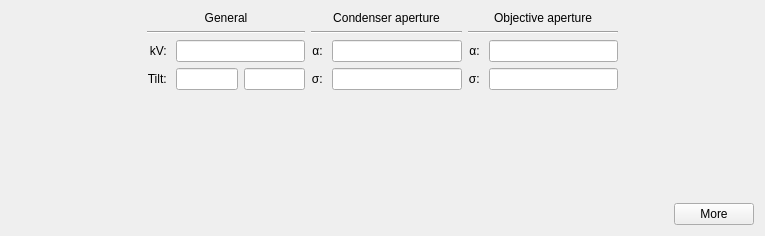
Before: the Qt Designer form src/gui/frames/sourceframe.ui in JJPPeters/clTEM, drawn with Qt 5.
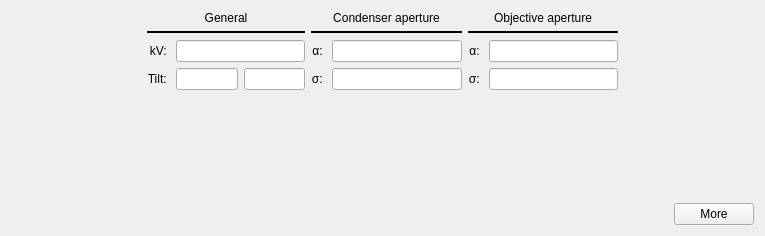
After: the same form once the commit is applied. Custom widgets are drawn as their Qt base class.

The edit to the form file:
```diff
--- a/src/gui/frames/sourceframe.ui
+++ b/src/gui/frames/sourceframe.ui
@@ -28,6 +28,12 @@
   <layout class="QGridLayout" name="gridLayout" columnstretch="0,0,0,0,0,0,0,0">
    <item row="1" column="1" colspan="2">
     <widget class="Line" name="line_2">
+     <property name="frameShadow">
+      <enum>QFrame::Plain</enum>
+     </property>
+     <property name="lineWidth">
+      <number>2</number>
+     </property>
      <property name="orientation">
       <enum>Qt::Horizontal</enum>
      </property>
@@ -35,6 +41,12 @@
    </item>
    <item row="1" column="5" colspan="2">
     <widget class="Line" name="line_3">
+     <property name="frameShadow">
+      <enum>QFrame::Plain</enum>
+     </property>
+     <property name="lineWidth">
+      <number>2</number>
+     </property>
      <property name="orientation">
       <enum>Qt::Horizontal</enum>
      </property>
@@ -330,6 +342,12 @@
    </item>
    <item row="1" column="3" colspan="2">
     <widget class="Line" name="line">
+     <property name="frameShadow">
+      <enum>QFrame::Plain</enum>
+     </property>
+     <property name="lineWidth">
+      <number>2</number>
+     </property>
      <property name="orientation">
       <enum>Qt::Horizontal</enum>
      </property>
```
